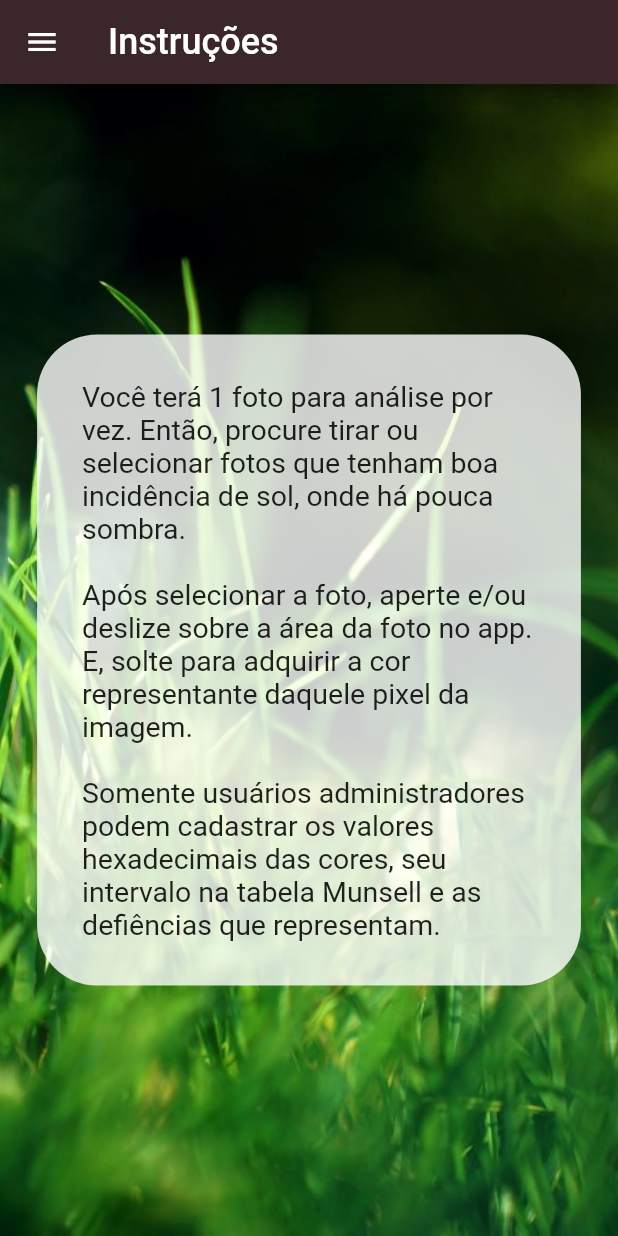
After one commit to IagoEngel/TCC, a Flutter app: the Instrucoes screen opened directly, on a phone screen of 412 x 824 dp. The commit adds this screen. Run offline on Flutter 3.47's test engine with Material 2 defaults, Android fonts, the phone set to English and light mode, and no system bars; our stand-ins replace gallery_saver, image_picker, palette_generator.

Commit message:
Teste color picker

```diff
--- /dev/null
+++ b/tcc_app_grama/lib/telas/instrucoes.dart
@@ -0,0 +1,122 @@
+import 'package:flutter/material.dart';
+import 'package:tcc_app_grama/telas/camera_screen.dart';
+import 'package:tcc_app_grama/telas/menu.dart';
+import 'package:tcc_app_grama/widgets/drawerheader.dart';
+
+class Instrucoes extends StatefulWidget {
+  @override
+  _InstrucoesState createState() => _InstrucoesState();
+}
+
+class _InstrucoesState extends State<Instrucoes> {
+  @override
+  Widget build(BuildContext context) {
+    return Scaffold(
+      appBar: AppBar(
+        backgroundColor: Color.fromRGBO(59, 39, 42, 1.0),
+        title: Text(
+          "Instruções",
+          style: TextStyle(fontSize: 24),
+        ),
+      ),
+      drawer: SafeArea(
+        child: Drawer(
+          child: ListView(
+            children: [
+              drawerHeader(),
+              _corpoDrawer(),
+            ],
+          ),
+        ),
+      ),
+      body: _corpoTela(),
+    );
+  }
+
+  Widget _corpoDrawer() {
+    Widget _divider() {
+      return Divider(
+        color: Colors.black54,
+        height: 10,
+      );
+    }
+
+    Widget _flatButton(String titulo, Widget pagina) {
+      return FlatButton(
+        child: Align(
+          alignment: Alignment.centerLeft,
+          child: Text("$titulo", style: TextStyle(fontSize: 20)),
+        ),
+        minWidth: MediaQuery.of(context).size.width,
+        onPressed: () {
+          if (pagina == null || titulo == "Instruções") {
+            return null;
+          } else {
+            Navigator.pushReplacement(
+              context,
+              MaterialPageRoute(builder: (context) => pagina),
+            );
+          }
+        },
+      );
+    }
+
+    return Padding(
+      padding: const EdgeInsets.only(left: 15, top: 15),
+      child: Column(
+        crossAxisAlignment: CrossAxisAlignment.start,
+        children: [
+          _flatButton("Início", Menu()),
+          _divider(),
+          _flatButton("Instruções", Instrucoes()),
+          _divider(),
+          _flatButton("Análise do gramado", Camera()),
+          _divider(),
+          _flatButton("Histórico de análise", null),
+        ],
+      ),
+    );
+  }
+
+  Widget _corpoTela() {
+    return Container(
+      decoration: BoxDecoration(
+        image: DecorationImage(
+          image: AssetImage("assets/grama.jpeg"),
+          fit: BoxFit.cover,
+        ),
+      ),
+      child: Container(
+        height: MediaQuery.of(context).size.height,
+        child: Row(
+          mainAxisAlignment: MainAxisAlignment.center,
+          children: [
+            _textoInstrucao(),
+          ],
+        ),
+      ),
+    );
+  }
+
+  Widget _textoInstrucao() {
+    return Container(
+      width: MediaQuery.of(context).size.width * 0.88,
+      decoration: BoxDecoration(
+        color: Colors.white.withOpacity(0.8),
+        borderRadius: BorderRadius.circular(40),
+      ),
+      padding: EdgeInsets.all(30),
+      child: Column(
+        mainAxisSize: MainAxisSize.min,
+        children: [
+          Text(
+            "Você terá 1 foto para análise por vez. Então, procure tirar ou selecionar fotos que tenham boa incidência de sol, onde há pouca sombra." +
+                "\n\nApós selecionar a foto, aperte e/ou deslize sobre a área da foto no app. E, solte para adquirir a cor representante daquele pixel da imagem." +
+                "\n\nSomente usuários administradores podem cadastrar os valores hexadecimais das cores, seu intervalo na tabela Munsell e as defiências que representam.",
+            style: TextStyle(fontSize: 19),
+          ),
+        ],
+      ),
+    );
+  }
+}
--- a/tcc_app_grama/lib/telas/menu.dart
+++ b/tcc_app_grama/lib/telas/menu.dart
@@ -1,5 +1,6 @@
 import 'package:flutter/material.dart';
 import 'package:tcc_app_grama/telas/camera_screen.dart';
+import 'package:tcc_app_grama/telas/instrucoes.dart';
 import 'package:tcc_app_grama/widgets/drawerheader.dart';
 
 class Menu extends StatefulWidget {
@@ -67,7 +68,7 @@ class _MenuState extends State<Menu> {
         children: [
           _flatButton("Início", Menu()),
           _divider(),
-          _flatButton("Instruções", null),
+          _flatButton("Instruções", Instrucoes()),
           _divider(),
           _flatButton("Análise do gramado", Camera()),
           _divider(),
@@ -85,7 +86,7 @@ class _MenuState extends State<Menu> {
           color: Colors.white.withOpacity(0.80),
           borderRadius: BorderRadius.circular(40),
         ),
-        padding: EdgeInsets.only(top: 30, bottom: 30),
+        padding: EdgeInsets.all(30),
         child: Column(
           mainAxisSize: MainAxisSize.min,
           children: [
--- a/tcc_app_grama/lib/telas/tela_inicial.dart
+++ b/tcc_app_grama/lib/telas/tela_inicial.dart
@@ -96,7 +96,7 @@ class _TelaInicialState extends State<TelaInicial> {
                 context: context,
                 builder: (context) => AlertDialog(
                   content: Text(
-                      "1) Você terá 4 fotos  para análise. Então, procure tirar as fotos de ângulos e posições diferentes.\n\n2)É recomendável que a camêra esteja na horizontal. E que as fotos peguem grande parte do gramado.\n\n3) Fique atento à qualquer outra coisa, que possua a cor, além do gramado na imagem tirada. Ex: árvores, outras plantas, maquinário, etc."),
+                      "1) Você terá 4 fotos para análise. Então, procure tirar as fotos de ângulos e posições diferentes.\n\n2)É recomendável que a camêra esteja na horizontal. E que as fotos peguem grande parte do gramado.\n\n3) Fique atento à qualquer outra coisa, que possua a cor, além do gramado na imagem tirada. Ex: árvores, outras plantas, maquinário, etc."),
                   shape: RoundedRectangleBorder(
                     borderRadius: BorderRadius.circular(30),
                   ),
--- a/tcc_app_grama/lib/telas/telacor.dart
+++ b/tcc_app_grama/lib/telas/telacor.dart
@@ -59,6 +59,7 @@ class _TelaCorState extends State<TelaCor> {
                       "rbg da imagem 3 = ${cor3.red}, ${cor3.green}, ${cor3.blue}"),
                   Text("\nCOR MÉDIA\n"),
                   Container(height: 100, width: 100, color: corMedia),
+                  Text("${snapshot.data[0].dominantColor.population}"),
                 ],
               );
             }
--- a/tcc_app_grama/pubspec.yaml
+++ b/tcc_app_grama/pubspec.yaml
@@ -22,6 +22,7 @@ environment:
 
 dependencies:
   image_picker:
+  image:
   flutter_palette:
   gallery_saver:
   palette_generator:
```
Also changed, not shown: tcc_app_grama/lib/telas/camera_screen.dart (+96 -11 lines), tcc_app_grama/pubspec.lock.
